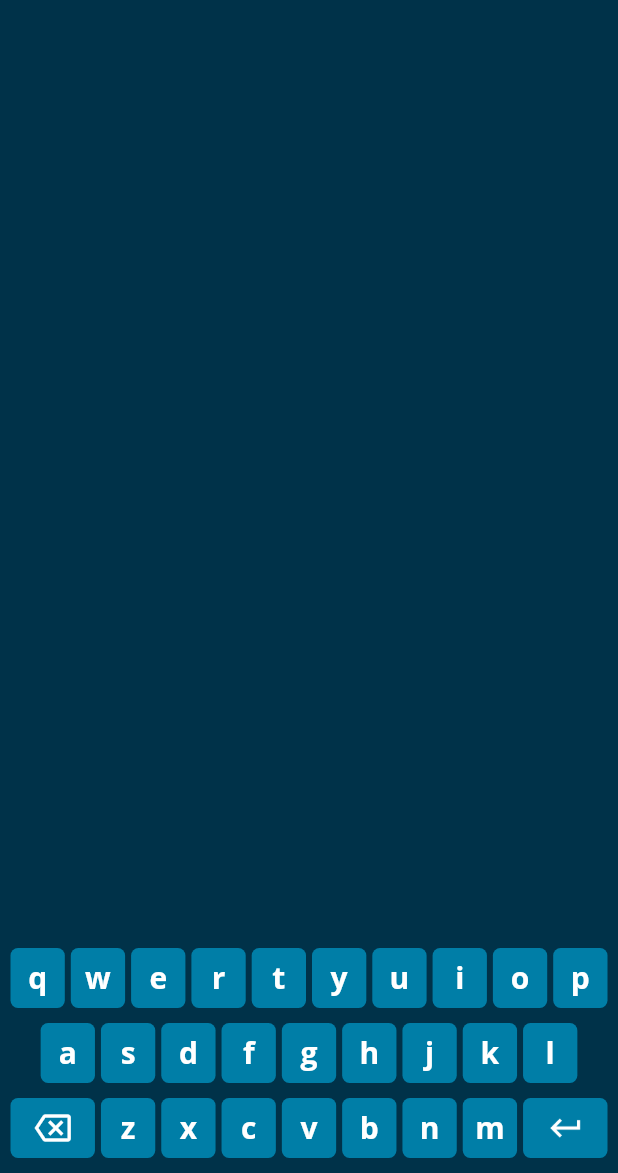
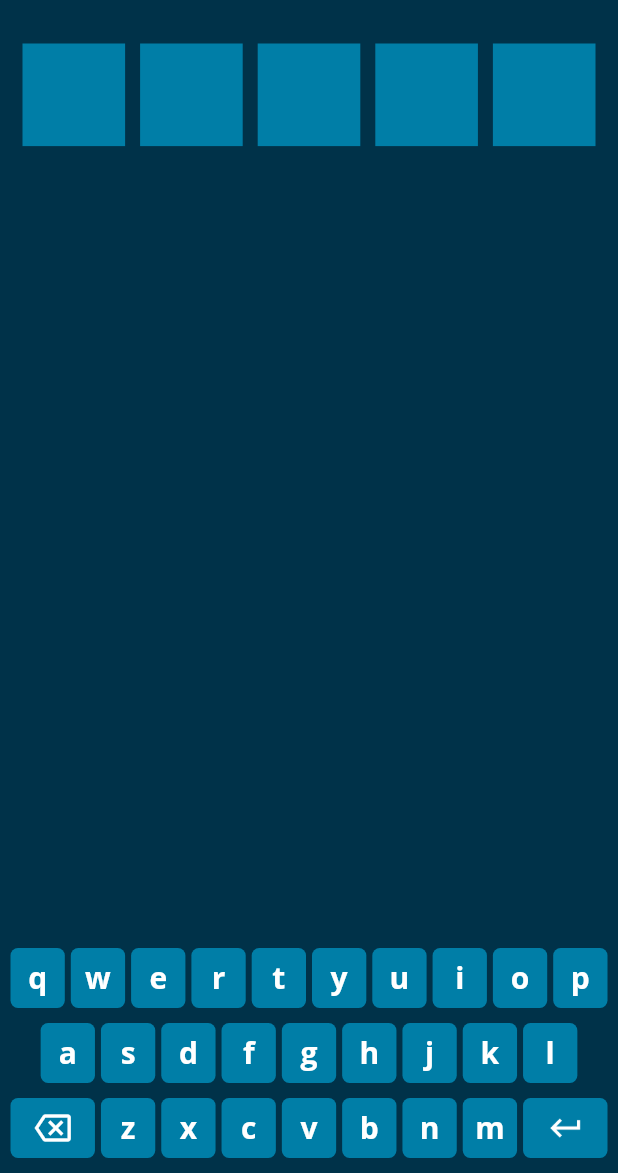
Before and after one commit to samitkapoor/wordle, a Flutter app: the screen it shows after launch, on a phone screen of 412 x 824 dp, the part 63-1236 px from its top. Run offline on Flutter 3.47's test engine with Material 2 defaults, Android fonts, the phone set to English and light mode, and no system bars; our stand-ins replace google_fonts.

Commit message:
Added cells

```diff
--- /dev/null
+++ b/lib/controllers/word_slot.dart
@@ -0,0 +1,66 @@
+import 'package:wordle/models/cell.dart';
+
+class WordSlot {
+  List<Map<String, dynamic>> wordSlots = [
+    {
+      'visibility': true,
+      'slots': [
+        Cell(value: ''),
+        Cell(value: ''),
+        Cell(value: ''),
+        Cell(value: ''),
+        Cell(value: ''),
+      ],
+    },
+    {
+      'visibility': false,
+      'slots': [
+        Cell(value: ''),
+        Cell(value: ''),
+        Cell(value: ''),
+        Cell(value: ''),
+        Cell(value: ''),
+      ],
+    },
+    {
+      'visibility': false,
+      'slots': [
+        Cell(value: ''),
+        Cell(value: ''),
+        Cell(value: ''),
+        Cell(value: ''),
+        Cell(value: ''),
+      ],
+    },
+    {
+      'visibility': false,
+      'slots': [
+        Cell(value: ''),
+        Cell(value: ''),
+        Cell(value: ''),
+        Cell(value: ''),
+        Cell(value: ''),
+      ],
+    },
+    {
+      'visibility': false,
+      'slots': [
+        Cell(value: ''),
+        Cell(value: ''),
+        Cell(value: ''),
+        Cell(value: ''),
+        Cell(value: ''),
+      ],
+    },
+    {
+      'visibility': false,
+      'slots': [
+        Cell(value: ''),
+        Cell(value: ''),
+        Cell(value: ''),
+        Cell(value: ''),
+        Cell(value: ''),
+      ],
+    },
+  ];
+}
--- a/lib/core/playground.dart
+++ b/lib/core/playground.dart
@@ -1,12 +1,16 @@
 import 'package:flutter/material.dart';
 import 'package:google_fonts/google_fonts.dart';
 import 'package:wordle/components/my_key.dart';
+import 'package:wordle/constants/words.dart';
 import 'package:wordle/controllers/keyboard.dart';
+import 'package:wordle/controllers/word_slot.dart';
 
 class MyPlayground extends StatelessWidget {
   MyPlayground({super.key});
 
   Keyboard keyboardController = Keyboard();
+
+  WordSlot wordSlotController = WordSlot();
 
   @override
   Widget build(BuildContext context) {
@@ -18,7 +22,37 @@ class MyPlayground extends StatelessWidget {
         children: [
           Expanded(
             child: ListView(
+              padding: const EdgeInsets.all(10),
               shrinkWrap: true,
+              physics: const ScrollPhysics(),
+              children: [
+                ...wordSlotController.wordSlots.map(
+                  (wordSlot) {
+                    if (wordSlot['visibility'] == true) {
+                      return Row(
+                        children: [
+                          ...wordSlot['slots'].map(
+                            (cell) {
+                              return Container(
+                                margin: const EdgeInsets.all(5),
+                                height:
+                                    (MediaQuery.of(context).size.width - 70) /
+                                        5,
+                                width:
+                                    (MediaQuery.of(context).size.width - 70) /
+                                        5,
+                                color: cell.color,
+                              );
+                            },
+                          ).toList(),
+                        ],
+                      );
+                    } else {
+                      return SizedBox();
+                    }
+                  },
+                ).toList(),
+              ],
             ),
           ),
           Container(
--- /dev/null
+++ b/lib/models/cell.dart
@@ -0,0 +1,11 @@
+import 'package:flutter/material.dart';
+
+class Cell {
+  String value;
+  Color color;
+
+  Cell({
+    required this.value,
+    this.color = const Color(0xff007EA7),
+  });
+}
```
